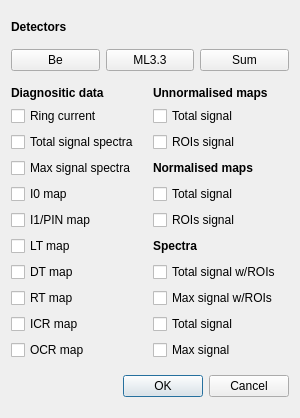
Old version of the form analyse.ui in the repository pfilipl/PolyX-XRF-Data-Analyser.
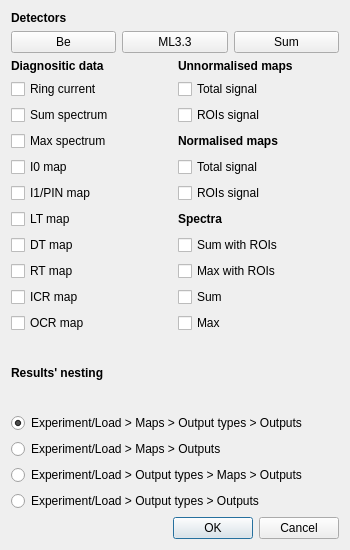
New version of the form.

Commit message: Analysis dialog correction, adding results' nesting and information message box after analysis process

What changed in the file:
```diff
--- a/analyse.ui
+++ b/analyse.ui
@@ -6,8 +6,8 @@
    <rect>
     <x>0</x>
     <y>0</y>
-    <width>300</width>
-    <height>418</height>
+    <width>350</width>
+    <height>550</height>
    </rect>
   </property>
   <property name="sizePolicy">
@@ -18,8 +18,8 @@
   </property>
   <property name="minimumSize">
    <size>
-    <width>300</width>
-    <height>410</height>
+    <width>350</width>
+    <height>550</height>
    </size>
   </property>
   <layout class="QVBoxLayout" name="verticalLayout">
@@ -200,7 +200,7 @@
         </sizepolicy>
        </property>
        <property name="text">
-        <string>Total signal</string>
+        <string>Sum</string>
        </property>
       </widget>
      </item>
@@ -226,7 +226,7 @@
         </sizepolicy>
        </property>
        <property name="text">
-        <string>Max signal spectra</string>
+        <string>Max spectrum</string>
        </property>
       </widget>
      </item>
@@ -246,7 +246,7 @@
      <item row="8" column="1">
       <widget class="QCheckBox" name="checkBox_SpectraMaxROIs">
        <property name="text">
-        <string>Max signal w/ROIs</string>
+        <string>Max with ROIs</string>
        </property>
       </widget>
      </item>
@@ -272,7 +272,7 @@
         </sizepolicy>
        </property>
        <property name="text">
-        <string>Total signal spectra</string>
+        <string>Sum spectrum</string>
        </property>
       </widget>
      </item>
@@ -298,7 +298,7 @@
         </sizepolicy>
        </property>
        <property name="text">
-        <string>Total signal w/ROIs</string>
+        <string>Sum with ROIs</string>
        </property>
       </widget>
      </item>
@@ -324,7 +324,7 @@
         </sizepolicy>
        </property>
        <property name="text">
-        <string>Max signal</string>
+        <string>Max</string>
        </property>
       </widget>
      </item>
@@ -400,6 +400,53 @@
      </item>
     </layout>
    </item>
+   <item>
+    <layout class="QVBoxLayout" name="verticalLayout_2">
+     <item>
+      <widget class="QLabel" name="label_Nesting">
+       <property name="font">
+        <font>
+         <bold>true</bold>
+        </font>
+       </property>
+       <property name="text">
+        <string>Results' nesting</string>
+       </property>
+      </widget>
+     </item>
+     <item>
+      <widget class="QRadioButton" name="radioButton_ELMOtO">
+       <property name="text">
+        <string>Experiment/Load &gt; Maps &gt; Output types &gt; Outputs</string>
+       </property>
+       <property name="checked">
+        <bool>true</bool>
+       </property>
+      </widget>
+     </item>
+     <item>
+      <widget class="QRadioButton" name="radioButton_ELMO">
+       <property name="text">
+        <string>Experiment/Load &gt; Maps &gt; Outputs</string>
+       </property>
+      </widget>
+     </item>
+     <item>
+      <widget class="QRadioButton" name="radioButton_ELOtMO">
+       <property name="text">
+        <string>Experiment/Load &gt; Output types &gt; Maps &gt; Outputs</string>
+       </property>
+      </widget>
+     </item>
+     <item>
+      <widget class="QRadioButton" name="radioButton_ELOtO">
+       <property name="text">
+        <string>Experiment/Load &gt; Output types &gt; Outputs</string>
+       </property>
+      </widget>
+     </item>
+    </layout>
+   </item>
    <item>
     <widget class="QDialogButtonBox" name="buttonBox">
      <property name="orientation">
```
The commit also changes 3 other files.
